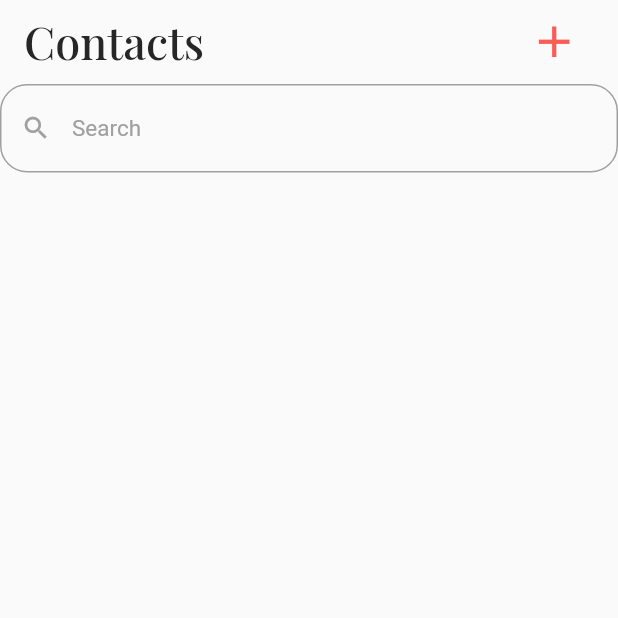
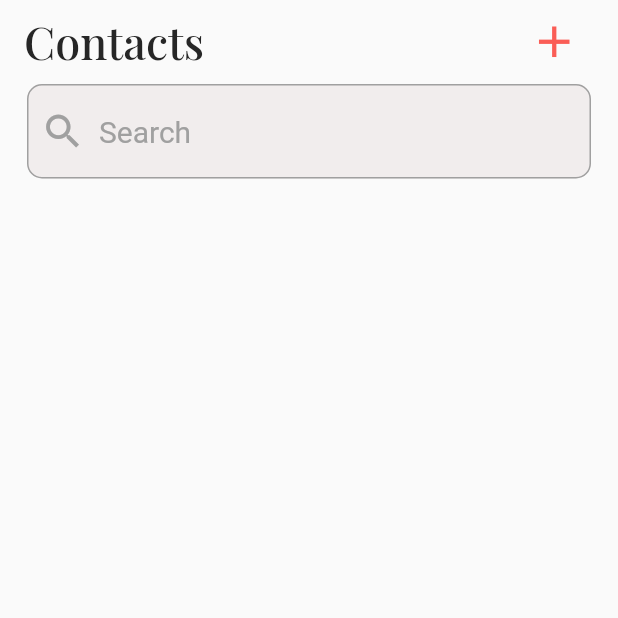
Before and after one commit to mosfeqanik/contact_app_getx, a Flutter app: the screen it shows after launch, on a phone screen of 412 x 824 dp, the top half of it. Run offline on Flutter 3.47's test engine with Material 2 defaults, Android fonts, the light colour scheme and no system bars; our stand-ins replace get, google_fonts.

Commit message:
textfield done

```diff
--- a/lib/screens/all_contacts_screen.dart
+++ b/lib/screens/all_contacts_screen.dart
@@ -18,7 +18,7 @@
         actions: [
           IconButton(
               onPressed: () {},
-              icon: Icon(
+              icon: const Icon(
                 Icons.add_outlined,
                 color: AppColors.kTenPinkColor,
                 size: 35,
@@ -26,41 +26,50 @@
           SizedBox(width: 20,)
         ],
       ),
-      body: Column(children: [
+      body: Padding(
+        padding: const EdgeInsets.symmetric(horizontal: 18.0),
+        child: Column(
+          mainAxisAlignment: MainAxisAlignment.start,
+          children: [
           Expanded(
             child: SizedBox(
-            height: 50,
+              height: 40,
               child: TextFormField(
-                readOnly: true,
-                decoration: const InputDecoration(
-                    fillColor: Colors.white,
-                    focusedBorder: OutlineInputBorder(
-                      borderRadius:
-                      BorderRadius.all(Radius.circular(18)),
+                  decoration: InputDecoration(
+                      filled: true,
+                        focusColor: AppColors.kSecondaryGreyColorTextFieldBox,
+                        fillColor: AppColors.kSecondaryGreyColorTextFieldBox,
+                        focusedBorder: buildOutlineInputBorderBlue(),
+                        enabledBorder: buildOutlineInputBorder(),
+                        hintText: "Search",
+                        hintStyle: TextThemes.SearchBoxHintText,
+                        prefixIcon: const Icon(
+                          Icons.search_outlined,
+                          color: AppColors.kSecondaryGreyColor,
+                          size: 30,
+                        )),
+                    onTap: () {}),
+              ),
+            ),
+          ],
+        ),
+      ),
+    );
+  }
+
+  OutlineInputBorder buildOutlineInputBorderBlue() {
+    return const OutlineInputBorder(
+      borderRadius: BorderRadius.all(Radius.circular(10)),
       borderSide: BorderSide(color: Colors.blue),
-                    ),
-                    enabledBorder: OutlineInputBorder(
-                      borderRadius:
-                      BorderRadius.all(Radius.circular(18)),
+    );
+  }
+
+  OutlineInputBorder buildOutlineInputBorder() {
+    return const OutlineInputBorder(
+      borderRadius: BorderRadius.all(Radius.circular(10)),
       borderSide: BorderSide(
         color: AppColors.kSecondaryGreyColor,
       ),
-                    ),
-                    hintText: "Search",
-                    hintStyle: TextStyle(
-                      fontSize: 15,
-                      color: AppColors.kSecondaryGreyColor,
-                    ),
-                    prefixIcon: Icon(
-                      Icons.search_outlined,
-                      color: AppColors.kSecondaryGreyColor,
-                      size: 20,
-                    )),
-                onTap: () {
-                }),
-          ),
-        ),
-      ],),
     );
   }
 }
--- a/lib/utils/app_colors.dart
+++ b/lib/utils/app_colors.dart
@@ -8,6 +8,6 @@
   static const Color kTenBlackColor = Color(0xff262626);
   static const Color kTenPinkColor = Color(0xfffa5d56);
   static const Color kSecondaryGreyColor = Color(0xffa0a0a0);
-
+  static const Color kSecondaryGreyColorTextFieldBox = Color(0xfff1eded);
 
 }
--- a/lib/utils/themes_styles.dart
+++ b/lib/utils/themes_styles.dart
@@ -8,6 +8,10 @@
     fontSize: 30,
     color: AppColors.kTenBlackColor
   );
+  static final TextStyle SearchBoxHintText = GoogleFonts.roboto(
+      fontSize: 20,
+    color: AppColors.kSecondaryGreyColor,
 
+  );
 
 }
```
Lines whose indentation alone changed are shown as unchanged.
